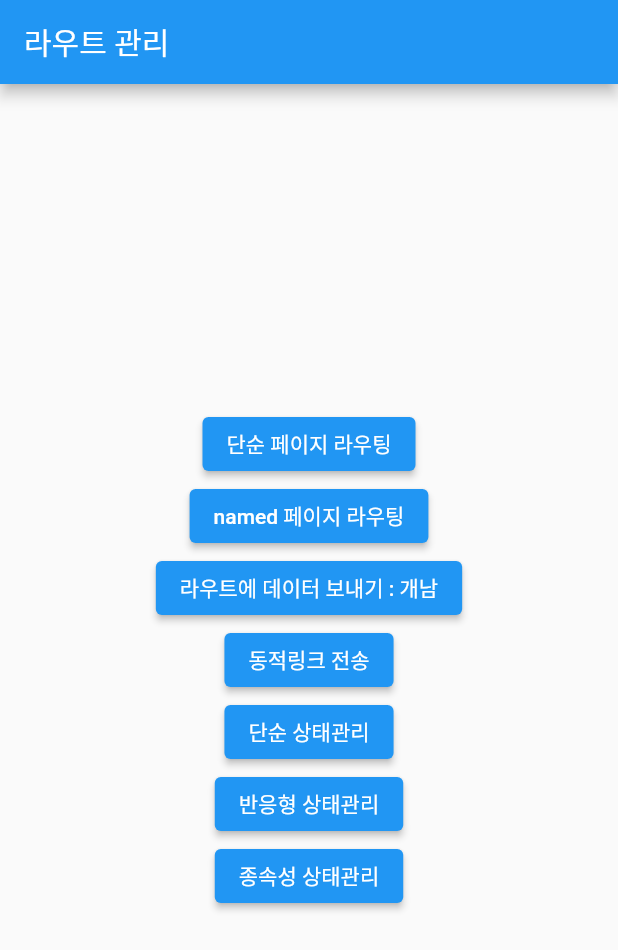
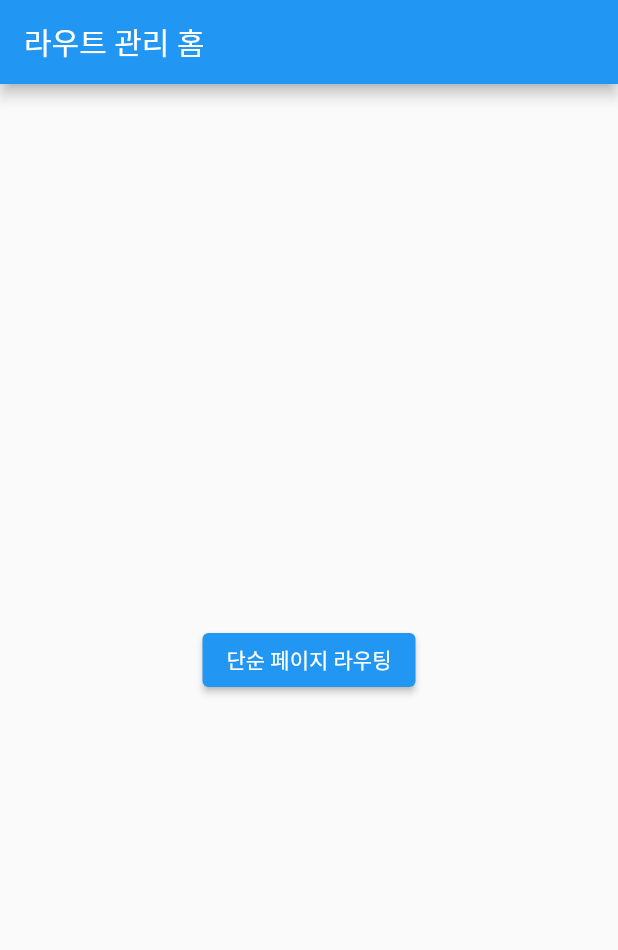
Before and after one commit to mike-bskim/getx_test, a Flutter app: the screen it shows after launch, on a phone screen of 412 x 824 dp. Shown: the top 950 px of the screen. Run offline on Flutter 3.47's test engine with Material 2 defaults, Android fonts, the phone set to English and light mode, and no system bars; our stand-ins replace get.

```diff
--- a/lib/main.dart
+++ b/lib/main.dart
@@ -1,12 +1,12 @@
 import 'package:flutter/material.dart';
 import 'package:get/get.dart';
 import 'src/home.dart';
-import 'src/page/named/first.dart';
-import 'src/page/named/second.dart';
-// import 'src/page/normal/first.dart';
-// import 'src/page/normal/second.dart';
-// import 'src/page/normal/third.dart';
-import 'src/page/user.dart';
+// import 'src/pages/named/first.dart';
+// import 'src/pages/named/second.dart';
+// import 'src/pages/normal/first.dart';
+// import 'src/pages/normal/second.dart';
+// import 'src/pages/normal/third.dart';
+// import 'src/pages/user.dart';
 
 void main() => runApp(const MyApp());
 
@@ -21,18 +21,19 @@ class MyApp extends StatelessWidget {
         primarySwatch: Colors.blue,
         visualDensity: VisualDensity.adaptivePlatformDensity,
       ),
-      getPages: [
-        GetPage(name: '/', page: () => const Home()),
-        GetPage(
-            name: '/first-name',
-            page: () => const FirstNamedPage(),
-            transition: Transition.fadeIn),
-        GetPage(
-            name: '/second-name',
-            page: () => const SecondNamedPage(),
-            transition: Transition.fadeIn),
-        GetPage(name: '/user/:uid', page: () => const UserInfoPage()),
-      ],
+      home: const Home(),
+      // getPages: [
+      //   GetPage(name: '/', pages: () => const Home()),
+      //   GetPage(
+      //       name: '/first-name',
+      //       pages: () => const FirstNamedPage(),
+      //       transition: Transition.fadeIn),
+      //   GetPage(
+      //       name: '/second-name',
+      //       pages: () => const SecondNamedPage(),
+      //       transition: Transition.fadeIn),
+      //   GetPage(name: '/user/:uid', pages: () => const UserInfoPage()),
+      // ],
     );
   }
 }
--- a/lib/src/home.dart
+++ b/lib/src/home.dart
@@ -1,20 +1,10 @@
 import 'package:flutter/material.dart';
 import 'package:get/get.dart';
-import 'page/dependencys/dependency_manage_page.dart';
-import 'page/next_page.dart';
-import 'page/normal/first.dart';
-import 'page/reactive_state_manage_page.dart';
-import 'page/simple_state_manage_page.dart';
-
-class HomeTest extends StatelessWidget {
-  const HomeTest({Key? key}) : super(key: key);
-
-  @override
-  Widget build(BuildContext context) {
-    return Container();
-  }
-}
-
+import 'pages/normal/first.dart';
+// import 'pages/dependencys/dependency_manage_page.dart';
+// import 'pages/next_page.dart';
+// import 'pages/reactive_state_manage_page.dart';
+// import 'pages/simple_state_manage_page.dart';
 
 class Home extends StatelessWidget {
   const Home({Key? key}) : super(key: key);
@@ -23,7 +13,7 @@ class Home extends StatelessWidget {
   Widget build(BuildContext context) {
     return Scaffold(
       appBar: AppBar(
-        title: const Text("라우트 관리"),
+        title: const Text("라우트 관리 홈"),
       ),
       body: Center(
         child: Column(
@@ -32,53 +22,53 @@ class Home extends StatelessWidget {
             ElevatedButton(
               child: const Text("단순 페이지 라우팅"),
               onPressed: () {
-                Navigator.of(context).push(MaterialPageRoute(
-                  builder: (BuildContext context) => const FirstPage(),
-                ));
-                // Get.to(FirstPage());
+                // Navigator.of(context).push(MaterialPageRoute(
+                //   builder: (BuildContext context) => const FirstPage(),
+                // ));
+                Get.to(() => const FirstPage());
               },
             ),
-            ElevatedButton(
-              child: const Text("named 페이지 라우팅"),
-              onPressed: () {
-                Navigator.of(context).pushNamed("/first-name");
-                // Get.toNamed("first-name");
-              },
-            ),
-            ElevatedButton(
-              child: const Text("라우트에 데이터 보내기 : 개남"),
-              onPressed: () {
-                Get.to(const NextPage(), arguments: "개남");
-                // Get.to(NextPage(), arguments: 5);
-                // Get.to(NextPage(), arguments: {"name": "개남", "age": 22});
-                // Get.to(NextPage(), arguments: User(name: "개남", age: 22));
-                // Get.toNamed("/next", arguments: "개남");
-              },
-            ),
-            ElevatedButton(
-              child: const Text("동적링크 전송"),
-              onPressed: () {
-                Get.toNamed("/user/1424?name=개남&age=22");
-              },
-            ),
-            ElevatedButton(
-              child: const Text("단순 상태관리"),
-              onPressed: () {
-                Get.to(const SimpleStateManagePage());
-              },
-            ),
-            ElevatedButton(
-              child: const Text("반응형 상태관리"),
-              onPressed: () {
-                Get.to(const ReactiveStateManagePage());
-              },
-            ),
-            ElevatedButton(
-              child: const Text("종속성 상태관리"),
-              onPressed: () {
-                Get.to(const DependencyManagePage());
-              },
-            ),
+            // ElevatedButton(
+            //   child: const Text("named 페이지 라우팅"),
+            //   onPressed: () {
+            //     Navigator.of(context).pushNamed("/first-name");
+            //     // Get.toNamed("first-name");
+            //   },
+            // ),
+            // ElevatedButton(
+            //   child: const Text("라우트에 데이터 보내기 : 개남"),
+            //   onPressed: () {
+            //     Get.to(const NextPage(), arguments: "개남");
+            //     // Get.to(NextPage(), arguments: 5);
+            //     // Get.to(NextPage(), arguments: {"name": "개남", "age": 22});
+            //     // Get.to(NextPage(), arguments: User(name: "개남", age: 22));
+            //     // Get.toNamed("/next", arguments: "개남");
+            //   },
+            // ),
+            // ElevatedButton(
+            //   child: const Text("동적링크 전송"),
+            //   onPressed: () {
+            //     Get.toNamed("/user/1424?name=개남&age=22");
+            //   },
+            // ),
+            // ElevatedButton(
+            //   child: const Text("단순 상태관리"),
+            //   onPressed: () {
+            //     Get.to(const SimpleStateManagePage());
+            //   },
+            // ),
+            // ElevatedButton(
+            //   child: const Text("반응형 상태관리"),
+            //   onPressed: () {
+            //     Get.to(const ReactiveStateManagePage());
+            //   },
+            // ),
+            // ElevatedButton(
+            //   child: const Text("종속성 상태관리"),
+            //   onPressed: () {
+            //     Get.to(const DependencyManagePage());
+            //   },
+            // ),
           ],
         ),
       ),
@@ -89,5 +79,6 @@ class Home extends StatelessWidget {
 class User {
   String name;
   double age;
+
   User({required this.name, required this.age});
 }
--- a/pubspec.yaml
+++ b/pubspec.yaml
@@ -50,7 +50,7 @@ dev_dependencies:
   flutter_lints: ^2.0.0
 
 # For information on the generic Dart part of this file, see the
-# following page: https://dart.dev/tools/pub/pubspec
+# following pages: https://dart.dev/tools/pub/pubspec
 
 # The following section is specific to Flutter packages.
 flutter:
```
Also changed, not shown: lib/src/pages/normal/first.dart (added, +56 -0 lines), lib/src/pages/normal/second.dart (added, +46 -0 lines), lib/src/pages/normal/third.dart (added, +45 -0 lines).
